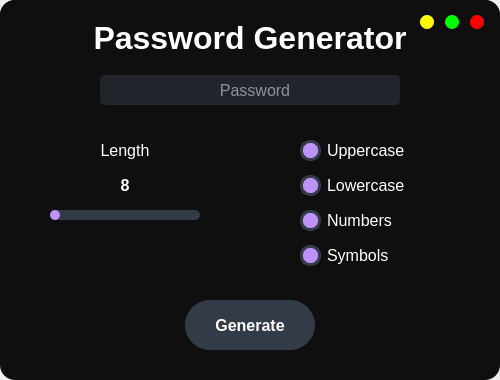
Abid-Chowdhury/Password-Generator, file design.ui: the form before one commit.
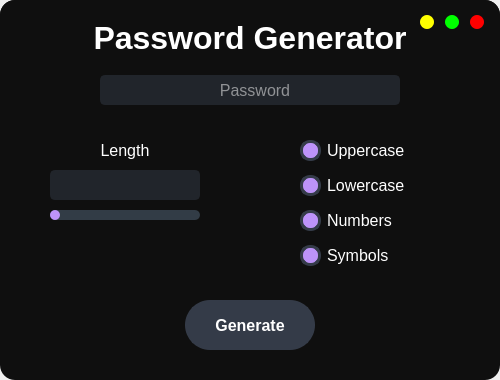
The form after the commit.

Commit message: Updated length display

```diff
--- a/design.ui
+++ b/design.ui
@@ -378,35 +378,6 @@
       <set>Qt::AlignCenter</set>
      </property>
     </widget>
-    <widget class="QLabel" name="label_Length_Number">
-     <property name="geometry">
-      <rect>
-       <x>50</x>
-       <y>170</y>
-       <width>150</width>
-       <height>30</height>
-      </rect>
-     </property>
-     <property name="font">
-      <font>
-       <family>Arial</family>
-       <pointsize>12</pointsize>
-       <weight>75</weight>
-       <bold>true</bold>
-      </font>
-     </property>
-     <property name="styleSheet">
-      <string notr="true">QLabel {
-	color: white;
-}</string>
-     </property>
-     <property name="text">
-      <string>8</string>
-     </property>
-     <property name="alignment">
-      <set>Qt::AlignCenter</set>
-     </property>
-    </widget>
     <widget class="QLineEdit" name="lineEdit_Password">
      <property name="geometry">
       <rect>
@@ -508,6 +479,47 @@
       <string/>
      </property>
     </widget>
+    <widget class="QLineEdit" name="lineEdit_Length_Number">
+     <property name="geometry">
+      <rect>
+       <x>50</x>
+       <y>170</y>
+       <width>150</width>
+       <height>30</height>
+      </rect>
+     </property>
+     <property name="font">
+      <font>
+       <family>Arial</family>
+       <pointsize>12</pointsize>
+       <weight>75</weight>
+       <bold>true</bold>
+      </font>
+     </property>
+     <property name="styleSheet">
+      <string notr="true">QLineEdit {
+	color: white;
+	background-color: rgb(33, 37, 43);
+	border-radius: 5px;
+	border: 2px solid rgb(33, 37, 43);
+	padding-left: 10px;
+	selection-color: rgb(255, 255, 255);
+	selection-background-color: rgb(255, 121, 198);
+}
+QLineEdit:hover {
+	border: 2px solid rgb(64, 71, 88);
+}
+QLineEdit:focus {
+	border: 2px solid rgb(91, 101, 124);
+}</string>
+     </property>
+     <property name="alignment">
+      <set>Qt::AlignCenter</set>
+     </property>
+     <property name="placeholderText">
+      <string/>
+     </property>
+    </widget>
    </widget>
   </widget>
  </widget>
```
The commit also changes 2 other files.
